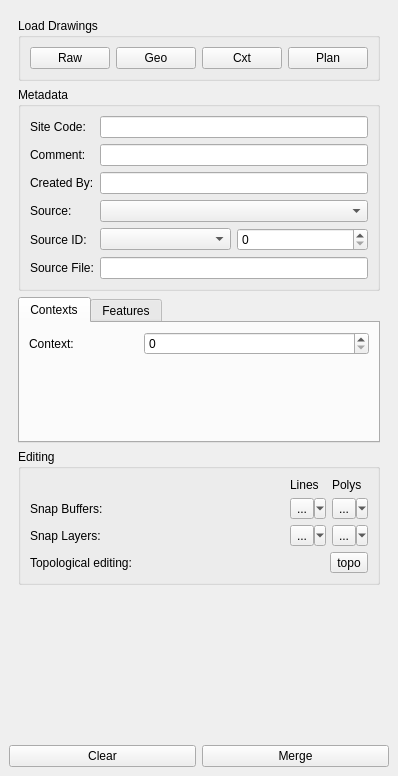
The window that plan/plan_dock_base.ui (lparchaeology/ArkPlan) describes before a commit, drawn with Qt 5.
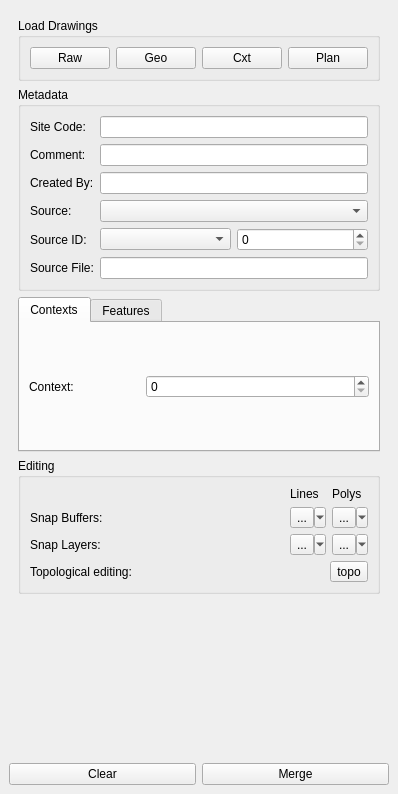
The same window after the commit. Custom widgets are drawn as their Qt base class.

Commit message: Remove spacer from layout

Patch:
```diff
--- a/plan/plan_dock_base.ui
+++ b/plan/plan_dock_base.ui
@@ -7,7 +7,7 @@
     <x>0</x>
     <y>0</y>
     <width>352</width>
-    <height>776</height>
+    <height>794</height>
    </rect>
   </property>
   <property name="sizePolicy">
@@ -44,7 +44,7 @@
          <x>0</x>
          <y>0</y>
          <width>328</width>
-         <height>684</height>
+         <height>702</height>
         </rect>
        </property>
        <layout class="QVBoxLayout" name="verticalLayout">
@@ -207,22 +207,6 @@
             <string>Contexts</string>
            </attribute>
            <layout class="QGridLayout" name="gridLayout_4">
-            <item row="1" column="0" colspan="3">
-             <layout class="QGridLayout" name="contextToolsLayout"/>
-            </item>
-            <item row="2" column="1">
-             <spacer name="verticalSpacer_3">
-              <property name="orientation">
-               <enum>Qt::Vertical</enum>
-              </property>
-              <property name="sizeHint" stdset="0">
-               <size>
-                <width>20</width>
-                <height>40</height>
-               </size>
-              </property>
-             </spacer>
-            </item>
             <item row="0" column="0">
              <widget class="QLabel" name="contextNumberLabel">
               <property name="text">
```
Left out of the diff: 3 changed lines with no effect on the pictures. The commit also changes 1 other file.
